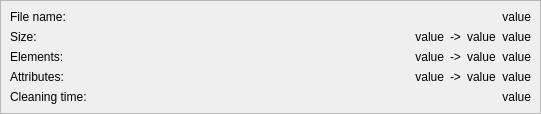
The window that src/thumbwidget.ui (RazrFalcon/svgcleaner) describes before a commit, drawn with Qt 5.
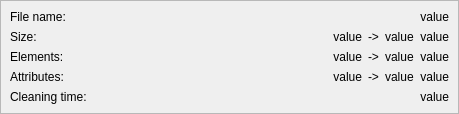
The same window after the commit.

```diff
--- a/src/thumbwidget.ui
+++ b/src/thumbwidget.ui
@@ -6,8 +6,8 @@
    <rect>
     <x>0</x>
     <y>0</y>
-    <width>541</width>
-    <height>110</height>
+    <width>459</width>
+    <height>109</height>
    </rect>
   </property>
   <property name="sizePolicy">
```
